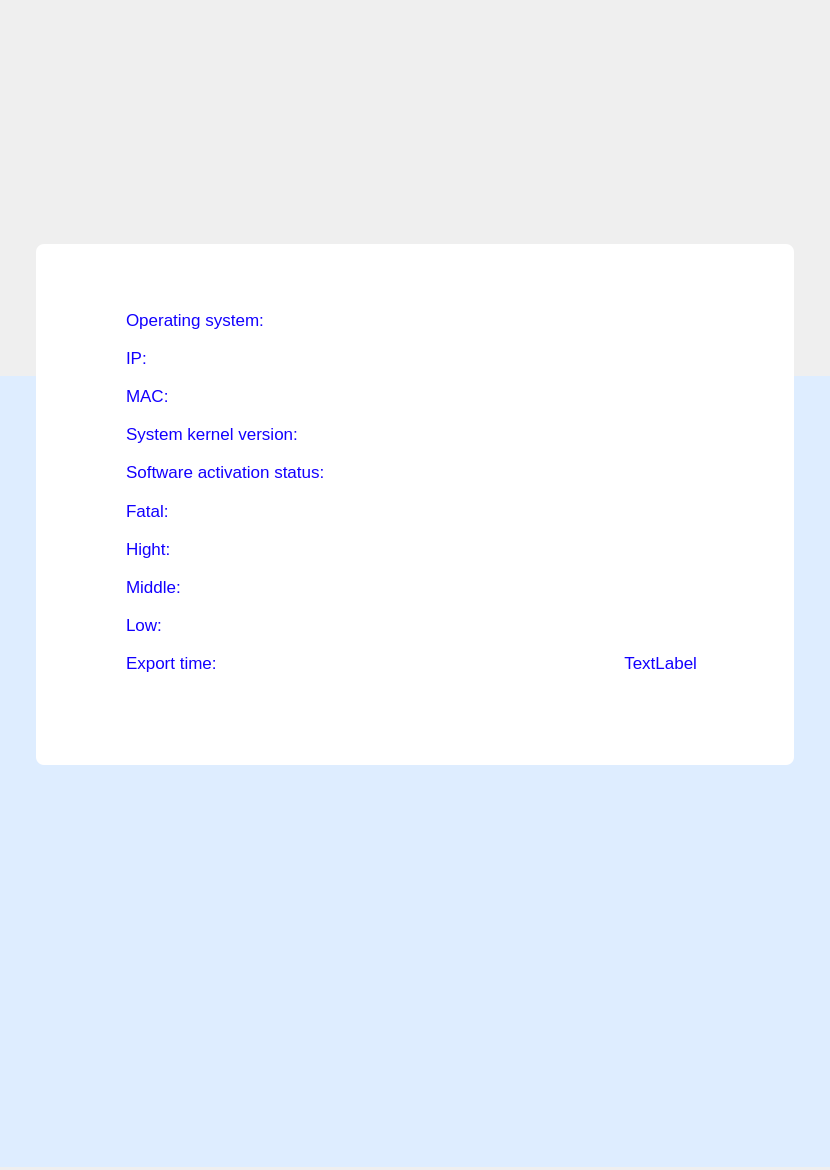
This is plugins/gui/vulnerability/reports/pdf.ui in openeuler-mirror/ks-ssr as Qt 5 draws it before an edit. The edited form follows.
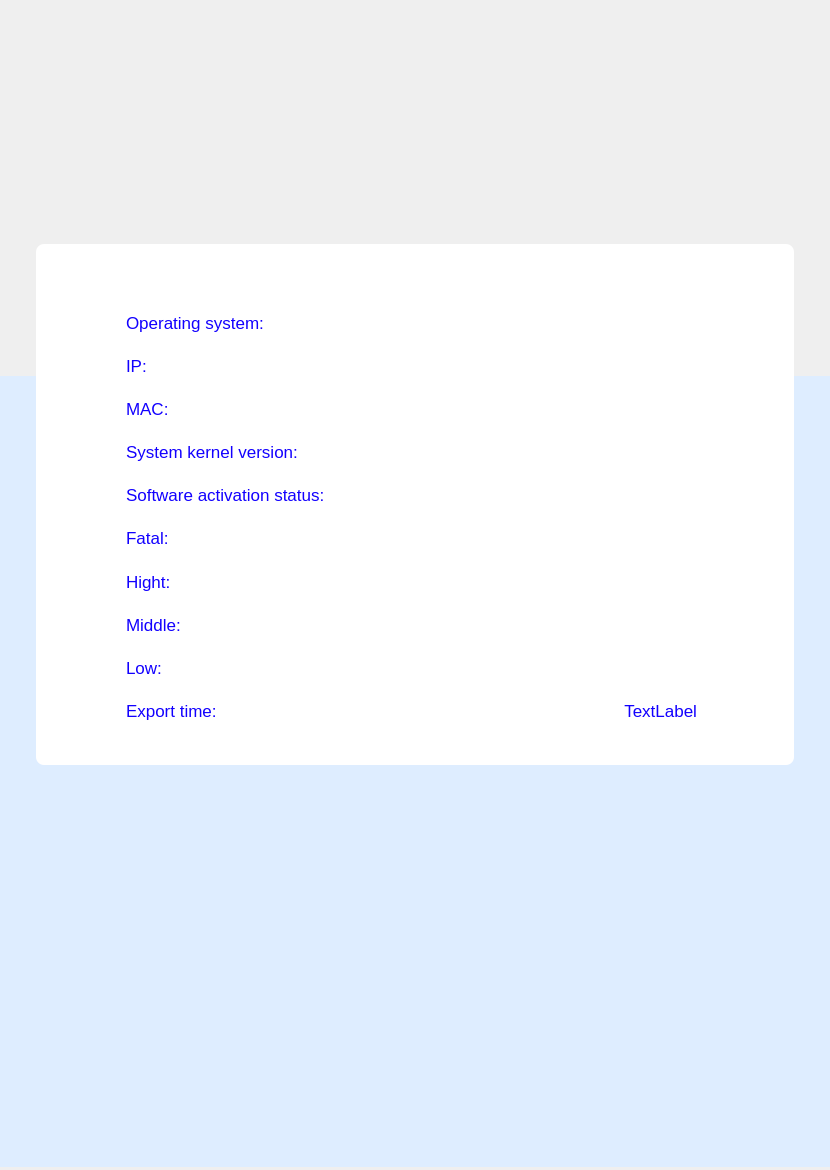
This is the edited form. Icons and pictures are not drawn.

Commit message: feat（reports）：modify code changes - 修复一些漏洞报表的缺陷

Diff of the .ui file:
```diff
--- a/plugins/gui/vulnerability/reports/pdf.ui
+++ b/plugins/gui/vulnerability/reports/pdf.ui
@@ -33,7 +33,7 @@
       <x>90</x>
       <y>57</y>
       <width>571</width>
-      <height>381</height>
+      <height>431</height>
      </rect>
     </property>
     <property name="styleSheet">
```
